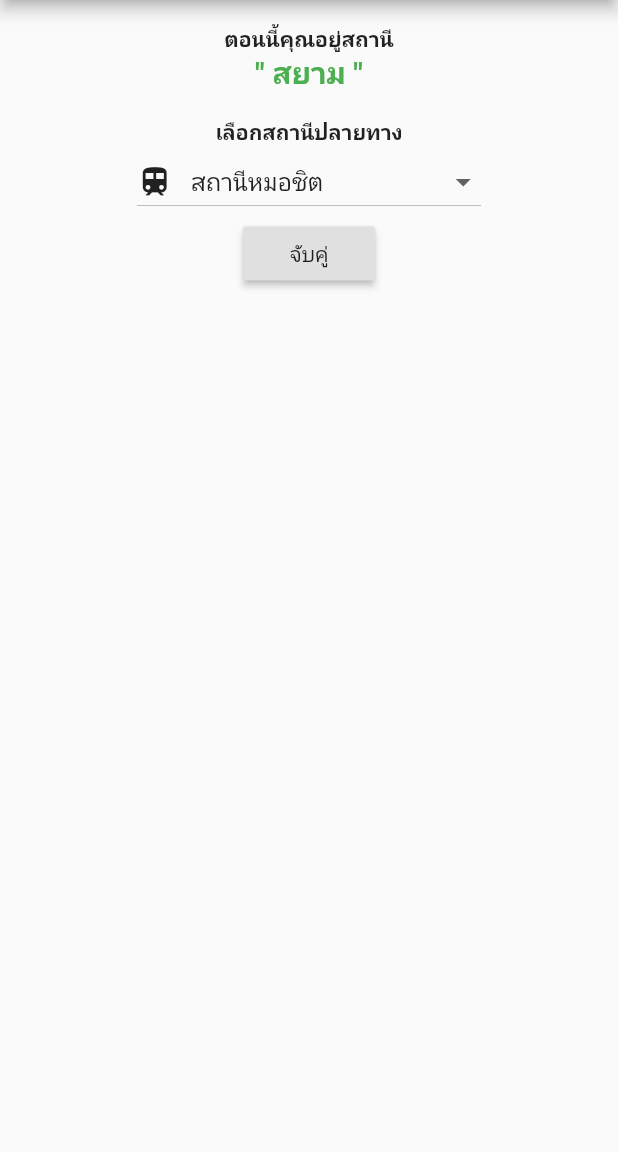
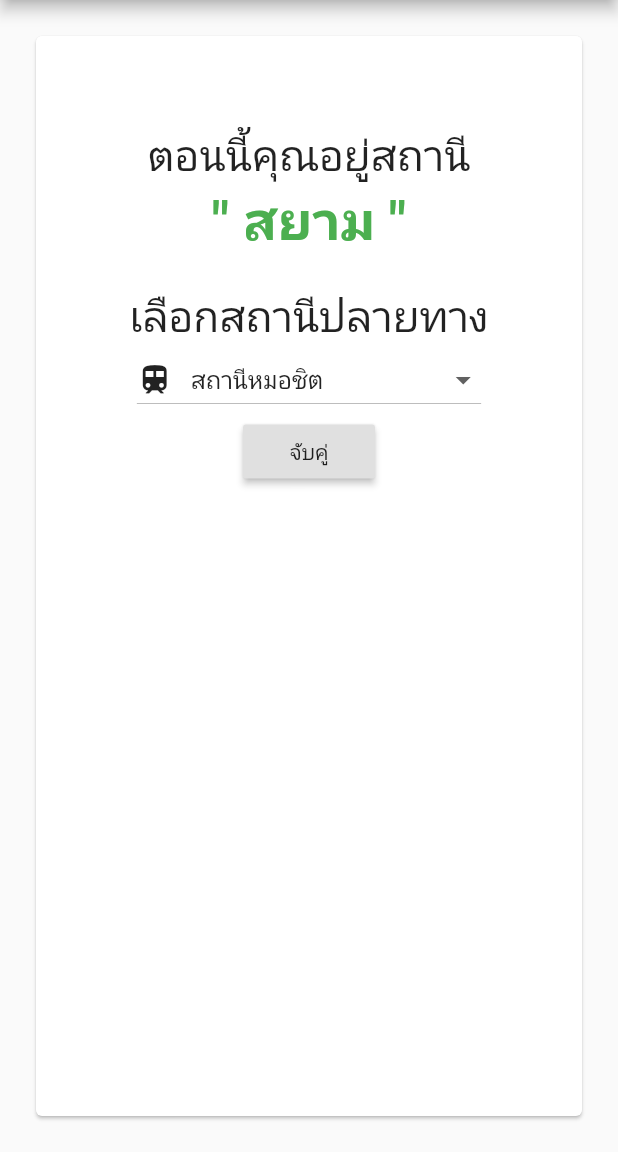
Before and after one commit to eveem/RodFaiFahMaHaNaTel2, a Flutter app: the ConfirmScreen screen opened directly, after a tap on "ยกเลิก", on a phone screen of 412 x 824 dp, the part 84-1236 px from its top. Run offline on Flutter 3.47's test engine with Material 2 defaults, Android fonts, the phone set to English and light mode, and no system bars.

Commit message:
edit ui matchingScreen

```diff
--- a/lib/main.dart
+++ b/lib/main.dart
@@ -46,13 +46,13 @@ class _State extends State<MatchingScreen> {
     );
 
     TextStyle stationStyle = new TextStyle(
-      fontSize: 20.0,
+      fontSize: 36.0,
       fontWeight: FontWeight.bold,
       color: Colors.green,
     );
 
     TextStyle detailStyle = new TextStyle(
-      fontWeight: FontWeight.bold,
+      fontSize: 28.0,
     );
 
     Widget dropDownStation = new DropdownButton(
@@ -74,19 +74,32 @@ class _State extends State<MatchingScreen> {
       appBar: new AppBar(
         title: new Text(appTitle),
       ),
-      body: Center(
+      body: Container(
+        margin: new EdgeInsets.all(20.0),
         child: new Column(
-          children: <Widget>[
-            Text(blankLine),
+          children: [
+            Expanded(
+              child: new Card(
+                child: new Column(
+                  children: [
+                    Container(
+                      margin: new EdgeInsets.only(top: 60.0),
+                    ),
                     Text(detail1, style: detailStyle),
                     Text(stationName, style: stationStyle),
-            Text(blankLine),
+                    Container(
+                      margin: new EdgeInsets.only(top: 20.0),
+                    ),
                     Text(detail2, style: detailStyle),
                     dropDownStation,
                     buttonAccept
                   ],
                 ),
+              ),
             )
+          ],
+        )
+      ),
     );
   }
 }
@@ -158,7 +171,7 @@ class ConfirmScreen extends StatelessWidget {
     TextStyle appTitleStyle = new TextStyle (
       fontSize: 20.0,
       fontWeight: FontWeight.w400,
-      color: Colors.blue,
+      color: Colors.white,
     );
 
     TextStyle appTextStyle = new TextStyle (
```
Lines whose indentation alone changed are shown as unchanged.
